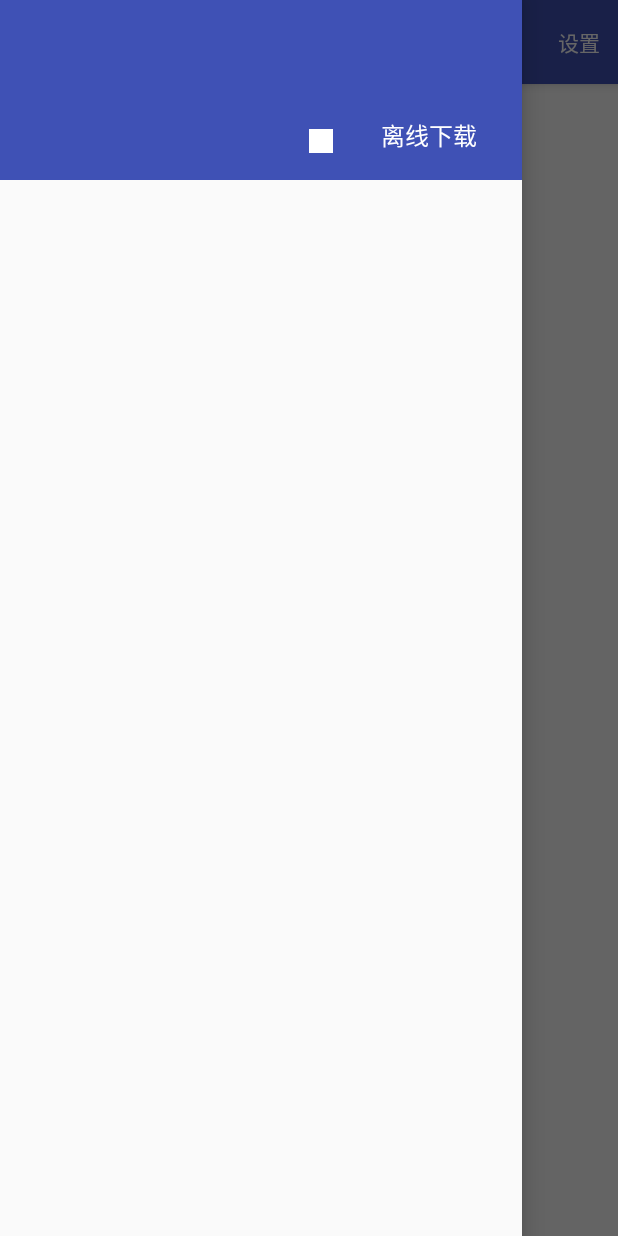
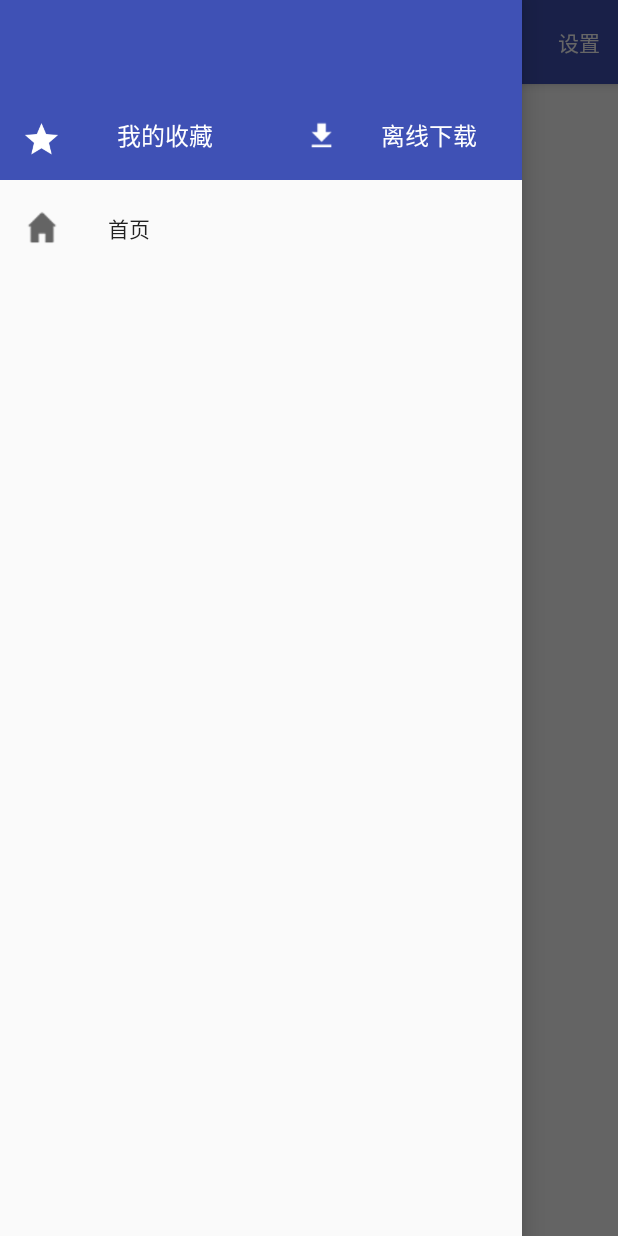
Before and after one commit to GtLeaf/ZhiHuDaily, an Android app: the screen it shows after launch (MainActivity), with the side drawer open, on a phone screen of 412 x 824 dp. Run offline under Robolectric (Android 15) with nearby library versions, the phone set to English and light mode, and no system bars; our stand-ins replace Room's generated code, RxJava; libraries missing offline, so code that uses them is left out: com.jakewharton.disklrucache; 3 statements that could not run were skipped.

Commit message:
add toolBar icon

```diff
--- a/app/src/main/AndroidManifest.xml
+++ b/app/src/main/AndroidManifest.xml
@@ -7,9 +7,9 @@
     <application
         android:name=".ui.ZhiHuApplication"
         android:allowBackup="true"
-        android:icon="@mipmap/ic_launcher"
+        android:icon="@drawable/ic_logo"
         android:label="@string/app_name"
-        android:roundIcon="@mipmap/ic_launcher_round"
+        android:roundIcon="@drawable/ic_logo"
         android:supportsRtl="true"
         android:theme="@style/AppTheme">
         <activity android:name=".ui.MainActivity">
--- a/app/src/main/java/com/cmd/hit/zhihudaily/ui/MainActivity.java
+++ b/app/src/main/java/com/cmd/hit/zhihudaily/ui/MainActivity.java
@@ -1,7 +1,6 @@
 package com.cmd.hit.zhihudaily.ui;
 
 import android.annotation.SuppressLint;
-import android.app.ActionBar;
 import android.content.Intent;
 import android.graphics.Bitmap;
 import android.os.Bundle;
@@ -9,7 +8,11 @@ import android.os.Handler;
 import android.os.Message;
 import android.support.annotation.Nullable;
 import android.support.design.widget.NavigationView;
+import android.support.v4.widget.DrawerLayout;
+import android.support.v7.app.ActionBar;
+import android.support.v7.app.ActionBarDrawerToggle;
 import android.support.v7.app.AppCompatActivity;
+import android.support.v7.graphics.drawable.DrawerArrowDrawable;
 import android.support.v7.widget.LinearLayoutManager;
 import android.support.v7.widget.RecyclerView;
 import android.support.v7.widget.Toolbar;
@@ -68,6 +71,9 @@ public class MainActivity extends AppCompatActivity{
     private ImageBannerFarmLayout mGroup;
     private TextView tv_offlineDownload;
     private NavigationView nav_headerView;
+    private DrawerLayout drawer_layout;
+
+    ActionBarDrawerToggle mDrawerToggle;
 
     //resourcess
     private List<Bitmap> topBitmapList = new ArrayList<>();
@@ -137,10 +143,12 @@ public class MainActivity extends AppCompatActivity{
 
     private void init(){
         //toolbar
-        Toolbar toolbar = findViewById(R.id.home_toolbar);
+        Toolbar toolbar = findViewById(R.id.tl_custom);
         setSupportActionBar(toolbar);
-        ActionBar actionBar = getActionBar();
+        ActionBar actionBar = getSupportActionBar();
         if (null != actionBar){
+            actionBar.setTitle("首页");
+            actionBar.setHomeButtonEnabled(true);
             actionBar.setDisplayHomeAsUpEnabled(true);
         }
 
@@ -151,8 +159,15 @@ public class MainActivity extends AppCompatActivity{
 
         //侧滑栏头部
         nav_headerView = findViewById(R.id.nav_header_view);
+        //侧滑栏
+        drawer_layout = findViewById(R.id.drawer_layout);
         //离线下载按钮
         tv_offlineDownload = nav_headerView.getHeaderView(0).findViewById(R.id.tv_offline_download);
+
+        mDrawerToggle = new ActionBarDrawerToggle(this, drawer_layout, toolbar
+                ,R.string.abc_capital_on , R.string.abc_capital_off);
+
+        drawer_layout.addDrawerListener(mDrawerToggle);
 
         //SPUtil
         SPUtil.setContext(this);
@@ -343,4 +358,10 @@ public class MainActivity extends AppCompatActivity{
         }
         return true;
     }
+
+    @Override
+    protected void onPostCreate(@Nullable Bundle savedInstanceState) {
+        mDrawerToggle.syncState();
+        super.onPostCreate(savedInstanceState);
+    }
 }
--- a/app/src/main/java/com/cmd/hit/zhihudaily/ui/ZhiHuApplication.java
+++ b/app/src/main/java/com/cmd/hit/zhihudaily/ui/ZhiHuApplication.java
@@ -3,11 +3,15 @@ package com.cmd.hit.zhihudaily.ui;
 import android.annotation.SuppressLint;
 import android.app.Application;
 import android.content.Context;
+import android.net.Uri;
+import android.os.Build;
 
 import com.cmd.hit.zhihudaily.other.PhotoCacheHelper;
 
 import java.lang.ref.SoftReference;
 import java.lang.ref.WeakReference;
+import java.lang.reflect.Field;
+import java.lang.reflect.Method;
 
 /**
  * Created by PC-0775 on 2019/4/29.
@@ -22,6 +26,7 @@ public class ZhiHuApplication extends Application {
         super.onCreate();
         contextSoftReference = new SoftReference<>(getApplicationContext());
         PhotoCacheHelper.init(this);
+        disableAPIDialog();
     }
 
     @Override
@@ -33,4 +38,22 @@ public class ZhiHuApplication extends Application {
     public static Context getContext(){
         return contextSoftReference.get();
     }
+
+    /*
+    * 反射 禁止android9.0以上弹窗
+    * */
+    private void disableAPIDialog(){
+        if (Build.VERSION.SDK_INT < 28) return;
+        try {
+            Class clazz = Class.forName("android.app.ActivityThread");
+            Method currentActivityThread = clazz.getDeclaredMethod("currentActivityThread");
+            currentActivityThread.setAccessible(true);
+            Object activityThread = currentActivityThread.invoke(null);
+            Field mHiddenApiWarningShown = clazz.getDeclaredField("mHiddenApiWarningShown");
+            mHiddenApiWarningShown.setAccessible(true);
+            mHiddenApiWarningShown.setBoolean(activityThread,true);
+        }catch (Exception e){
+            e.printStackTrace();
+        }
+    }
 }
--- a/app/src/main/res/layout/activity_main.xml
+++ b/app/src/main/res/layout/activity_main.xml
@@ -15,13 +15,7 @@
             android:layout_width="match_parent"
             android:layout_height="wrap_content">
 
-            <android.support.v7.widget.Toolbar
-                android:id="@+id/home_toolbar"
-                android:layout_width="match_parent"
-                android:layout_height="match_parent"
-                android:background="?attr/colorPrimary"
-                android:theme="@style/ThemeOverlay.AppCompat.Dark.ActionBar"
-                app:popupTheme="@style/ThemeOverlay.AppCompat.Light" />
+            <include layout="@layout/custom_toolbar"/>
 
         </android.support.design.widget.AppBarLayout>
 
@@ -39,5 +33,10 @@
         android:layout_width="match_parent"
         android:layout_height="match_parent"
         android:layout_gravity="start"
-        app:headerLayout="@layout/nav_header"/>
+        app:headerLayout="@layout/nav_header"
+        app:menu="@menu/nav_skid_menu"/>
 </android.support.v4.widget.DrawerLayout>
+
+<!--
+app:theme="@style/ThemeOverlay.AppCompat.Dark.ActionBar"
+                android:popupTheme="@style/ThemeOverlay.AppCompat.Light"-->
--- /dev/null
+++ b/app/src/main/res/layout/custom_toolbar.xml
@@ -0,0 +1,13 @@
+<?xml version="1.0" encoding="utf-8"?>
+<android.support.v7.widget.Toolbar xmlns:android="http://schemas.android.com/apk/res/android"
+    xmlns:app="http://schemas.android.com/apk/res-auto"
+    android:id="@+id/tl_custom"
+    android:layout_width="match_parent"
+    android:layout_height="wrap_content"
+    android:background="?attr/colorPrimary"
+    android:minHeight="?attr/actionBarSize"
+    android:popupTheme="@style/ThemeOverlay.AppCompat.Light"
+    app:theme="@style/ThemeOverlay.AppCompat.Dark.ActionBar">
+
+
+</android.support.v7.widget.Toolbar>
--- a/app/src/main/res/layout/nav_header.xml
+++ b/app/src/main/res/layout/nav_header.xml
@@ -7,6 +7,38 @@
     android:layout_height="120dp"
     android:background="?attr/colorPrimary"
     android:padding="10dp">
+
+
+
+    <android.support.constraint.Guideline
+        android:id="@+id/guideline"
+        android:layout_width="wrap_content"
+        android:layout_height="wrap_content"
+        android:orientation="vertical"
+        app:layout_constraintGuide_percent="0.5" />
+
+    <ImageView
+        android:id="@+id/iv_collect_pic"
+        android:layout_width="35dp"
+        android:layout_height="35dp"
+        android:src="@drawable/collect"
+        app:layout_constraintBottom_toBottomOf="parent"
+        app:layout_constraintStart_toStartOf="parent"
+        app:layout_constraintLeft_toRightOf="@+id/tv_my_collect"/>
+
+    <TextView
+        android:id="@+id/tv_my_collect"
+        android:layout_width="wrap_content"
+        android:layout_height="wrap_content"
+        android:layout_marginBottom="8dp"
+        android:layout_marginEnd="8dp"
+        android:layout_marginStart="8dp"
+        android:text="我的收藏"
+        android:textColor="#ffffff"
+        android:textSize="16sp"
+        app:layout_constraintBottom_toBottomOf="parent"
+        app:layout_constraintEnd_toStartOf="@+id/guideline"
+        app:layout_constraintStart_toEndOf="@+id/iv_collect_pic" />
 
     <TextView
         android:id="@+id/tv_offline_download"
@@ -20,25 +52,13 @@
         app:layout_constraintBottom_toBottomOf="parent"
         app:layout_constraintEnd_toEndOf="parent" />
 
-    <android.support.constraint.Guideline
-        android:id="@+id/guideline"
-        android:layout_width="wrap_content"
-        android:layout_height="wrap_content"
-        android:orientation="vertical"
-        app:layout_constraintGuide_percent="0.5" />
-
     <ImageView
         android:id="@+id/iv_download_pic"
-        android:layout_width="16dp"
-        android:layout_height="16dp"
-        android:layout_marginBottom="8dp"
-        android:background="#ffffff"
+        android:layout_width="40dp"
+        android:layout_height="40dp"
+        android:src="@drawable/download"
         app:layout_constraintBottom_toBottomOf="parent"
         app:layout_constraintEnd_toStartOf="@id/tv_offline_download"
         app:layout_constraintStart_toStartOf="@id/guideline" />
 
-
-
-
-
 </android.support.constraint.ConstraintLayout>
--- /dev/null
+++ b/app/src/main/res/menu/nav_skid_menu.xml
@@ -0,0 +1,8 @@
+<?xml version="1.0" encoding="utf-8"?>
+<menu xmlns:android="http://schemas.android.com/apk/res/android">
+    <item
+        android:id="@+id/nav_home_page"
+        android:icon="@mipmap/ic_home_page"
+        android:title="@string/nav_home_page"/>
+
+</menu>
--- a/app/src/main/res/values/colors.xml
+++ b/app/src/main/res/values/colors.xml
@@ -3,4 +3,5 @@
     <color name="colorPrimary">#3F51B5</color>
     <color name="colorPrimaryDark">#303F9F</color>
     <color name="colorAccent">#FF4081</color>
+    <color name="white">#FFFFFF</color>
 </resources>
--- a/app/src/main/res/values/strings.xml
+++ b/app/src/main/res/values/strings.xml
@@ -1,3 +1,4 @@
 <resources>
-    <string name="app_name">ZhiHuDaily</string>
+    <string name="app_name">知乎日报</string>
+    <string name="nav_home_page">首页</string>
 </resources>
```
Also changed, not shown: app/src/main/res/drawable-v24/collect.png (added), app/src/main/res/drawable-v24/download.png (added), app/src/main/res/drawable-v24/ic_logo.png (added), app/src/main/res/mipmap-mdpi/ic_home_page.png (added).
